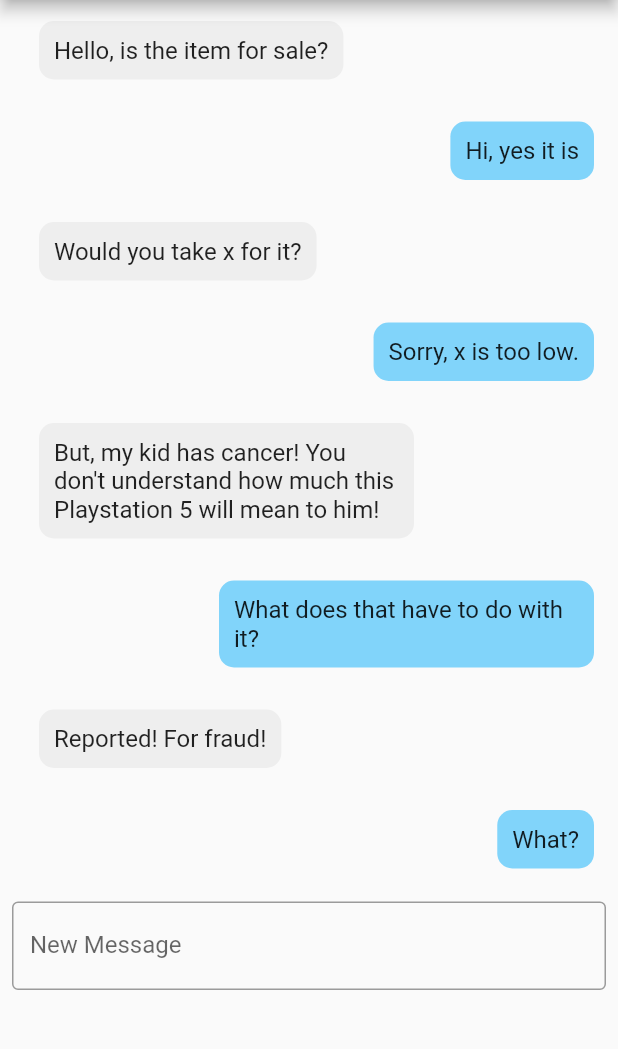
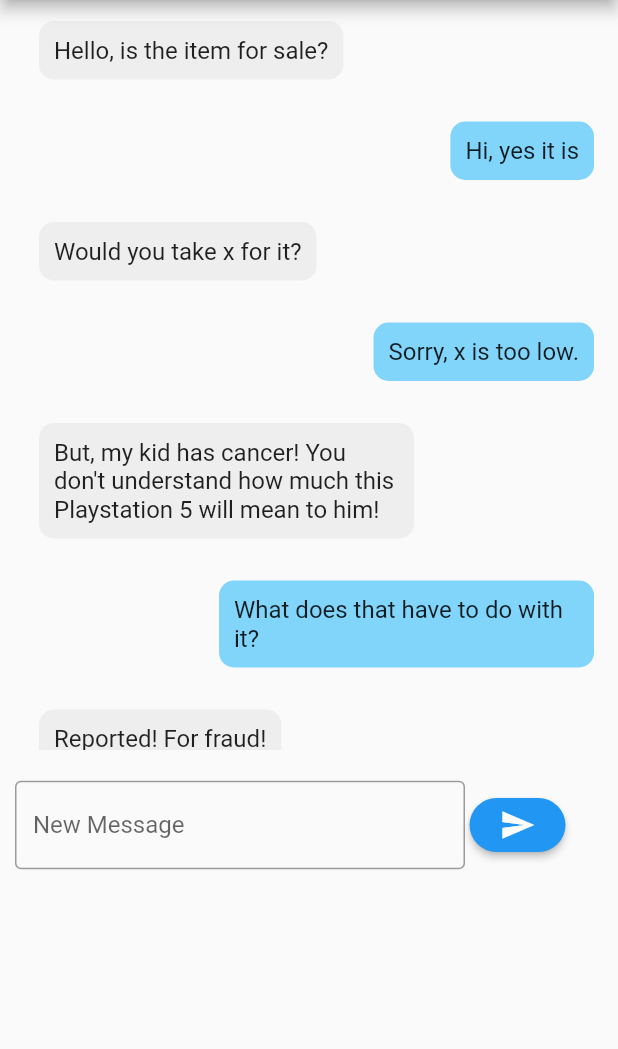
Before and after one commit to saveCraigslistTeam/craigslist, a Flutter app: the screen it shows after launch, on a phone screen of 412 x 824 dp, the part 84-1133 px from its top. Run offline on Flutter 3.47's test engine with Material 2 defaults, Android fonts, the phone set to English and light mode, and no system bars; missing offline and left inert: amplify_api, amplify_auth_cognito, amplify_core, amplify_datastore, amplify_flutter.

Commit message:
Added basic form at bottom of the screen. Still need to tweak things

```diff
--- a/lib/views/messages/message_form.dart
+++ b/lib/views/messages/message_form.dart
@@ -21,15 +21,22 @@ class _MessageFormState extends State<MessageForm> {
   @override
   Widget build(BuildContext context) {
     return SafeArea(
-      child: (
+      maintainBottomViewPadding: true,
+      child:
             Form(
               key: formKey,
-          child:
-            Padding(
-              padding: const EdgeInsets.all(8.0),
+              child: Padding(
+                padding: const EdgeInsets.all(10.0),
+                child: Row(
+                  children: [
+                    SizedBox(
+                      width: 300,
                       child: TextFormField(
-                decoration: const InputDecoration(labelText: 'New Message',
+                        decoration:
+                          const InputDecoration(labelText: 'New Message',
                                 border: OutlineInputBorder()),
+                        maxLines: 2,
+                        minLines: 1,
                         textInputAction: TextInputAction.done,
                         keyboardType: TextInputType.text,
                         onSaved: (value) {
@@ -44,8 +51,22 @@ class _MessageFormState extends State<MessageForm> {
                         },
                       ),
                     ),
-          )
+                    Padding(
+                      padding: EdgeInsets.all(3),
+                      child: ElevatedButton(
+                        style: ButtonStyle(
+                          shape: MaterialStateProperty.all<RoundedRectangleBorder>(
+                            RoundedRectangleBorder(borderRadius: BorderRadius.circular(25.0))
+                          )),
+                        onPressed: () { },
+                        child: Icon(Icons.send),
                       ),
+                    ),
+                  ],
+                ),
+              ),
+            ),
+
     );
   }
 }
@@ -59,3 +80,7 @@ void sendMessage(NewMessage message, String userId, String receiverId, String te
 
   print('${message.userId}, ${message.userId}, ${message.userId}, ${message.userId}');
 }
+
+double padding(BuildContext context) {
+    return MediaQuery.of(context).size.width * 0.3;
+}
--- a/lib/views/messages/messages_detail.dart
+++ b/lib/views/messages/messages_detail.dart
@@ -19,6 +19,7 @@ class MessageDetail extends StatelessWidget {
     //final userName = ModalRoute.of(context)?.settings.arguments as String;
     return (
       Scaffold(
+      resizeToAvoidBottomInset: true,
       appBar: AppBar(title: Text(title),
                     leading: Padding(
                       padding: const EdgeInsets.symmetric(horizontal: 10, vertical: 3),
@@ -33,12 +34,18 @@ class MessageDetail extends StatelessWidget {
       body: SafeArea(
         child: Column(
           children: [
-            ListView.builder(
-                    itemCount: data.listLength,
-                    itemBuilder: (_, index) => getListTile(index, data, context, userId),
-                    addAutomaticKeepAlives: false,
-                    shrinkWrap: true),
-            MessageForm(userId: userId, receiverId: receiverId)
+            SizedBox(
+              height: 500,
+              child: ListView.builder(
+                      key: new Key('asdf'),
+                      itemCount: data.listLength,
+                      itemBuilder: (_, index) => getListTile(index, data, context, userId),
+                      addAutomaticKeepAlives: false,
+                      shrinkWrap: true),
+            ),
+            SizedBox(
+              height: 100,
+              child: MessageForm(userId: userId, receiverId: receiverId)),
           ],
         ),
       ),
```
Lines whose indentation alone changed are shown as unchanged.
